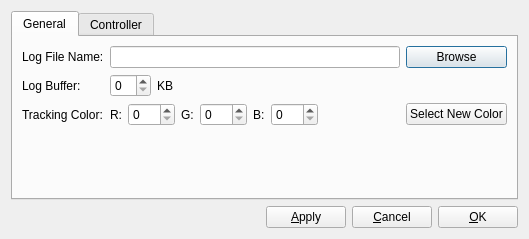
Qt form heliview/src/SettingsDialog.ui (gcsmith/ktgt-uav-desktop) before a commit.
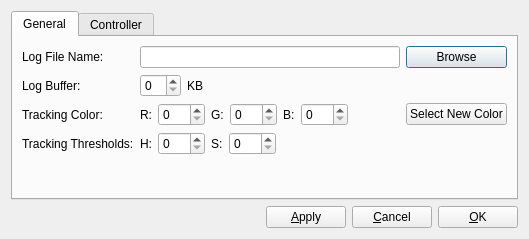
The same form after that commit.

Commit message: Changed connection dialog window to default to connect on enter key and added H and S thresholds in settings dialog along with reflecting tracking parameters throughout the UI.

The edit to the form file:
```diff
--- a/heliview/src/SettingsDialog.ui
+++ b/heliview/src/SettingsDialog.ui
@@ -78,6 +78,12 @@
         <layout class="QHBoxLayout" name="horizontalLayout_2">
          <item>
           <widget class="QLabel" name="lbR">
+           <property name="sizePolicy">
+            <sizepolicy hsizetype="Fixed" vsizetype="Preferred">
+             <horstretch>0</horstretch>
+             <verstretch>0</verstretch>
+            </sizepolicy>
+           </property>
            <property name="text">
             <string>R:</string>
            </property>
@@ -85,6 +91,12 @@
          </item>
          <item>
           <widget class="QSpinBox" name="sbR">
+           <property name="sizePolicy">
+            <sizepolicy hsizetype="Fixed" vsizetype="Fixed">
+             <horstretch>0</horstretch>
+             <verstretch>0</verstretch>
+            </sizepolicy>
+           </property>
            <property name="maximum">
             <number>255</number>
            </property>
@@ -92,6 +104,12 @@
          </item>
          <item>
           <widget class="QLabel" name="lbG">
+           <property name="sizePolicy">
+            <sizepolicy hsizetype="Fixed" vsizetype="Preferred">
+             <horstretch>0</horstretch>
+             <verstretch>0</verstretch>
+            </sizepolicy>
+           </property>
            <property name="text">
             <string>G:</string>
            </property>
@@ -106,6 +124,12 @@
          </item>
          <item>
           <widget class="QLabel" name="lbB">
+           <property name="sizePolicy">
+            <sizepolicy hsizetype="Fixed" vsizetype="Preferred">
+             <horstretch>0</horstretch>
+             <verstretch>0</verstretch>
+            </sizepolicy>
+           </property>
            <property name="text">
             <string>B:</string>
            </property>
@@ -167,6 +191,82 @@
          </item>
         </layout>
        </item>
+       <item row="3" column="0">
+        <widget class="QLabel" name="lbThresh">
+         <property name="text">
+          <string>Tracking Thresholds:</string>
+         </property>
+        </widget>
+       </item>
+       <item row="3" column="2">
+        <layout class="QHBoxLayout" name="horizontalLayout_4">
+         <item>
+          <widget class="QLabel" name="lbHt">
+           <property name="sizePolicy">
+            <sizepolicy hsizetype="Fixed" vsizetype="Preferred">
+             <horstretch>0</horstretch>
+             <verstretch>0</verstretch>
+            </sizepolicy>
+           </property>
+           <property name="text">
+            <string>H:</string>
+           </property>
+          </widget>
+         </item>
+         <item>
+          <widget class="QSpinBox" name="sbHt">
+           <property name="sizePolicy">
+            <sizepolicy hsizetype="Fixed" vsizetype="Fixed">
+             <horstretch>0</horstretch>
+             <verstretch>0</verstretch>
+            </sizepolicy>
+           </property>
+           <property name="maximum">
+            <number>255</number>
+           </property>
+          </widget>
+         </item>
+         <item>
+          <widget class="QLabel" name="lbSt">
+           <property name="sizePolicy">
+            <sizepolicy hsizetype="Fixed" vsizetype="Preferred">
+             <horstretch>0</horstretch>
+             <verstretch>0</verstretch>
+            </sizepolicy>
+           </property>
+           <property name="text">
+            <string>S:</string>
+           </property>
+          </widget>
+         </item>
+         <item>
+          <widget class="QSpinBox" name="sbSt">
+           <property name="sizePolicy">
+            <sizepolicy hsizetype="Fixed" vsizetype="Fixed">
+             <horstretch>0</horstretch>
+             <verstretch>0</verstretch>
+            </sizepolicy>
+           </property>
+           <property name="maximum">
+            <number>255</number>
+           </property>
+          </widget>
+         </item>
+         <item>
+          <spacer name="horizontalSpacer_4">
+           <property name="orientation">
+            <enum>Qt::Horizontal</enum>
+           </property>
+           <property name="sizeHint" stdset="0">
+            <size>
+             <width>40</width>
+             <height>20</height>
+            </size>
+           </property>
+          </spacer>
+         </item>
+        </layout>
+       </item>
       </layout>
      </widget>
      <widget class="QWidget" name="tController">
```
Left out of the diff: 2 changed lines with no effect on the pictures. The commit also changes 12 other files.
